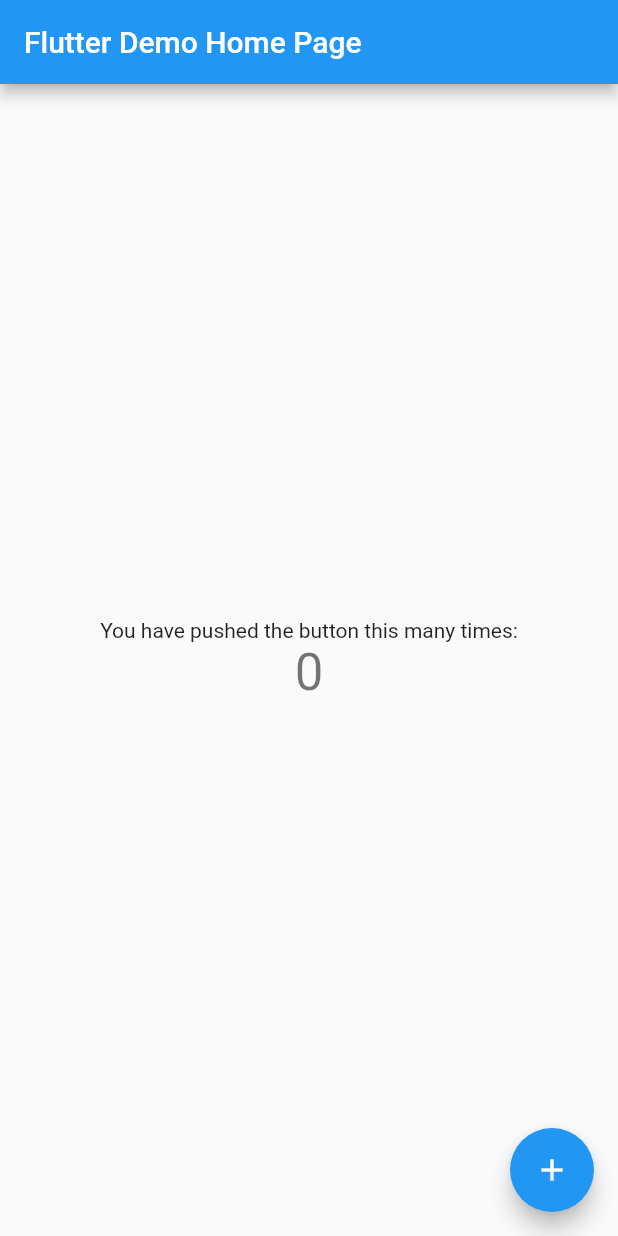
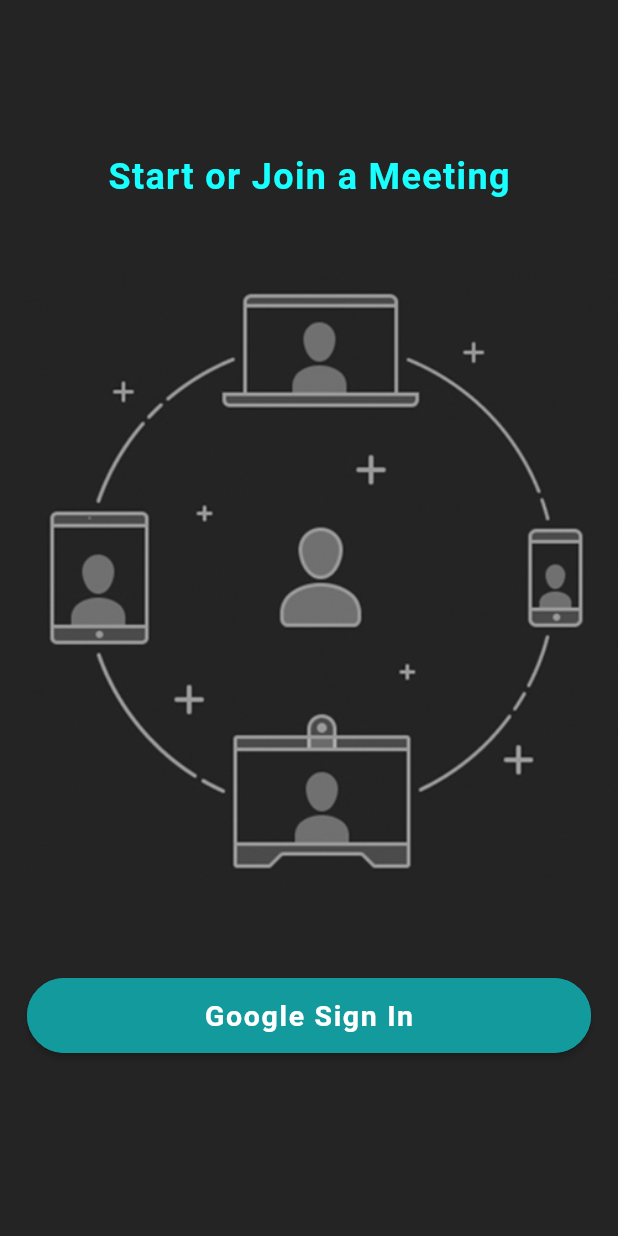
Before and after one commit to stp2003/virtual_vortex, a Flutter app: the screen it shows after launch, on a phone screen of 412 x 824 dp. Run offline on Flutter 3.47's test engine with Material 2 defaults, Android fonts, the light colour scheme and no system bars; our stand-ins replace cloud_firestore, firebase_auth, firebase_core, google_sign_in; accounts and stored records are empty.

Commit message:
login screen created and google signIn implemented

```diff
--- a/lib/main.dart
+++ b/lib/main.dart
@@ -1,115 +1,32 @@
 import 'package:flutter/material.dart';
+import 'package:flutter/services.dart';
+import 'package:virtual_vortex/screens/login_screen.dart';
+import 'package:virtual_vortex/utils/colors.dart';
 
 void main() {
+  SystemChrome.setEnabledSystemUIMode(SystemUiMode.manual, overlays: []);
   runApp(const MyApp());
 }
 
 class MyApp extends StatelessWidget {
   const MyApp({super.key});
 
-  // This widget is the root of your application.
   @override
   Widget build(BuildContext context) {
     return MaterialApp(
-      title: 'Flutter Demo',
-      theme: ThemeData(
-        // This is the theme of your application.
-        //
-        // Try running your application with "flutter run". You'll see the
-        // application has a blue toolbar. Then, without quitting the app, try
-        // changing the primarySwatch below to Colors.green and then invoke
-        // "hot reload" (press "r" in the console where you ran "flutter run",
-        // or simply save your changes to "hot reload" in a Flutter IDE).
-        // Notice that the counter didn't reset back to zero; the application
-        // is not restarted.
-        primarySwatch: Colors.blue,
+      debugShowCheckedModeBanner: false,
+      title: 'Online meeting app',
+      theme: ThemeData.dark().copyWith(
+        scaffoldBackgroundColor: backgroundColor,
       ),
-      home: const MyHomePage(title: 'Flutter Demo Home Page'),
+
+      //** making routes ->
+      routes: {
+        '/login': (context) => const LoginScreen(),
+      },
+
+      // home
+      home: const LoginScreen(),
     );
   }
 }
-
-class MyHomePage extends StatefulWidget {
-  const MyHomePage({super.key, required this.title});
-
-  // This widget is the home page of your application. It is stateful, meaning
-  // that it has a State object (defined below) that contains fields that affect
-  // how it looks.
-
-  // This class is the configuration for the state. It holds the values (in this
-  // case the title) provided by the parent (in this case the App widget) and
-  // used by the build method of the State. Fields in a Widget subclass are
-  // always marked "final".
-
-  final String title;
-
-  @override
-  State<MyHomePage> createState() => _MyHomePageState();
-}
-
-class _MyHomePageState extends State<MyHomePage> {
-  int _counter = 0;
-
-  void _incrementCounter() {
-    setState(() {
-      // This call to setState tells the Flutter framework that something has
-      // changed in this State, which causes it to rerun the build method below
-      // so that the display can reflect the updated values. If we changed
-      // _counter without calling setState(), then the build method would not be
-      // called again, and so nothing would appear to happen.
-      _counter++;
-    });
-  }
-
-  @override
-  Widget build(BuildContext context) {
-    // This method is rerun every time setState is called, for instance as done
-    // by the _incrementCounter method above.
-    //
-    // The Flutter framework has been optimized to make rerunning build methods
-    // fast, so that you can just rebuild anything that needs updating rather
-    // than having to individually change instances of widgets.
-    return Scaffold(
-      appBar: AppBar(
-        // Here we take the value from the MyHomePage object that was created by
-        // the App.build method, and use it to set our appbar title.
-        title: Text(widget.title),
-      ),
-      body: Center(
-        // Center is a layout widget. It takes a single child and positions it
-        // in the middle of the parent.
-        child: Column(
-          // Column is also a layout widget. It takes a list of children and
-          // arranges them vertically. By default, it sizes itself to fit its
-          // children horizontally, and tries to be as tall as its parent.
-          //
-          // Invoke "debug painting" (press "p" in the console, choose the
-          // "Toggle Debug Paint" action from the Flutter Inspector in Android
-          // Studio, or the "Toggle Debug Paint" command in Visual Studio Code)
-          // to see the wireframe for each widget.
-          //
-          // Column has various properties to control how it sizes itself and
-          // how it positions its children. Here we use mainAxisAlignment to
-          // center the children vertically; the main axis here is the vertical
-          // axis because Columns are vertical (the cross axis would be
-          // horizontal).
-          mainAxisAlignment: MainAxisAlignment.center,
-          children: <Widget>[
-            const Text(
-              'You have pushed the button this many times:',
-            ),
-            Text(
-              '$_counter',
-              style: Theme.of(context).textTheme.headline4,
-            ),
-          ],
-        ),
-      ),
-      floatingActionButton: FloatingActionButton(
-        onPressed: _incrementCounter,
-        tooltip: 'Increment',
-        child: const Icon(Icons.add),
-      ), // This trailing comma makes auto-formatting nicer for build methods.
-    );
-  }
-}
--- /dev/null
+++ b/lib/screens/login_screen.dart
@@ -0,0 +1,44 @@
+import 'package:flutter/material.dart';
+import 'package:virtual_vortex/widgets/custom_button.dart';
+
+class LoginScreen extends StatefulWidget {
+  const LoginScreen({Key? key}) : super(key: key);
+
+  @override
+  State<LoginScreen> createState() => _LoginScreenState();
+}
+
+class _LoginScreenState extends State<LoginScreen> {
+  @override
+  Widget build(BuildContext context) {
+    return Scaffold(
+      body: Column(
+        mainAxisAlignment: MainAxisAlignment.center,
+        children: [
+          // ? for the text at the beginning ->
+          const Text(
+            'Start or Join a Meeting',
+            style: TextStyle(
+              letterSpacing: 0.9,
+              fontSize: 24.0,
+              color: Colors.cyanAccent,
+              fontWeight: FontWeight.bold,
+            ),
+          ),
+
+          //? the image ->
+          Padding(
+            padding: const EdgeInsets.symmetric(vertical: 45.0),
+            child: Image.asset('assets/images/onboarding.jpg'),
+          ),
+
+          //? Custom button ->
+          CustomButton(
+            text: 'Google Sign In',
+            onPressed: () {},
+          ),
+        ],
+      ),
+    );
+  }
+}
--- /dev/null
+++ b/lib/utils/colors.dart
@@ -0,0 +1,6 @@
+import 'package:flutter/material.dart';
+
+const backgroundColor = Color.fromRGBO(36, 36, 36, 1);
+const buttonColor = Color.fromRGBO(19, 154, 156, 1);
+const footerColor = Color.fromRGBO(26, 26, 26, 1);
+const secondaryBackgroundColor = Color.fromRGBO(46, 46, 46, 1);
--- /dev/null
+++ b/lib/widgets/custom_button.dart
@@ -0,0 +1,52 @@
+import 'package:flutter/material.dart';
+
+import '../utils/colors.dart';
+
+class CustomButton extends StatelessWidget {
+  // ? text for custom button that we will get at different location when we use it ->
+  final String text;
+
+  //?? onPressed function ->
+  final VoidCallback onPressed;
+
+  //** calling in constructor ->
+  const CustomButton({Key? key, required this.text, required this.onPressed})
+      : super(key: key);
+
+  @override
+  Widget build(BuildContext context) {
+    return Padding(
+      padding: const EdgeInsets.all(18.0),
+      child: ElevatedButton(
+        onPressed: onPressed,
+        //** for styling the button ->
+        style: ElevatedButton.styleFrom(
+          backgroundColor: buttonColor,
+          minimumSize: const Size(
+            //* for wrapping whole screen
+            double.infinity,
+            50,
+          ),
+
+          //* for making button rounded
+          shape: RoundedRectangleBorder(
+            borderRadius: BorderRadius.circular(30),
+
+            //* to replace the default border color with my border color
+            side: const BorderSide(color: buttonColor),
+          ),
+        ),
+
+        //** the text on the button which will we ued while implementing the button ->
+        child: Text(
+          text,
+          style: const TextStyle(
+            fontSize: 19,
+            fontWeight: FontWeight.bold,
+            letterSpacing: 1.1,
+          ),
+        ),
+      ),
+    );
+  }
+}
```
Also changed, not shown: lib/resources/auth_methods.dart (added, +51 -0 lines), lib/utils/snack_bar.dart (added, +9 -0 lines), pubspec.yaml (+9 -5 lines), assets/images/onboarding.jpg (added), lib/firebase_options.dart (added), pubspec.lock, 4 other files.
